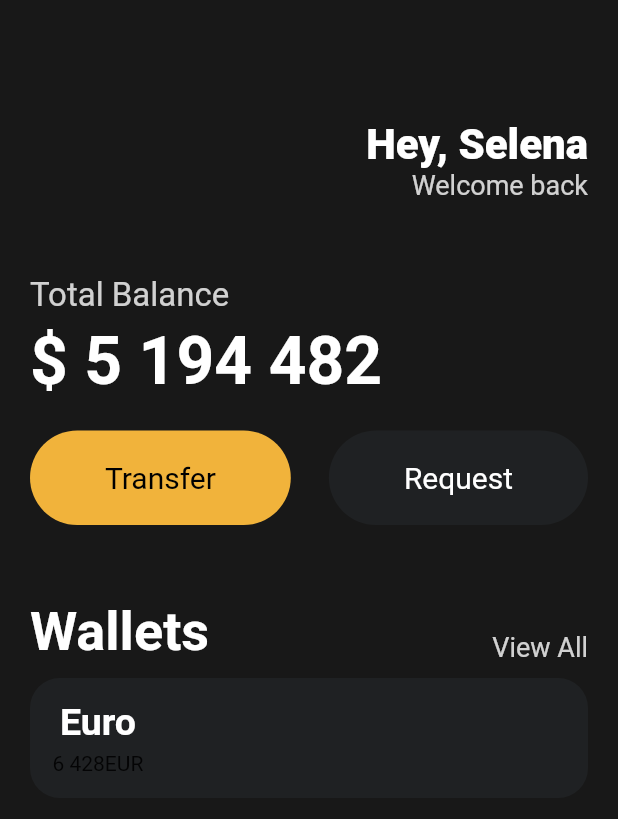
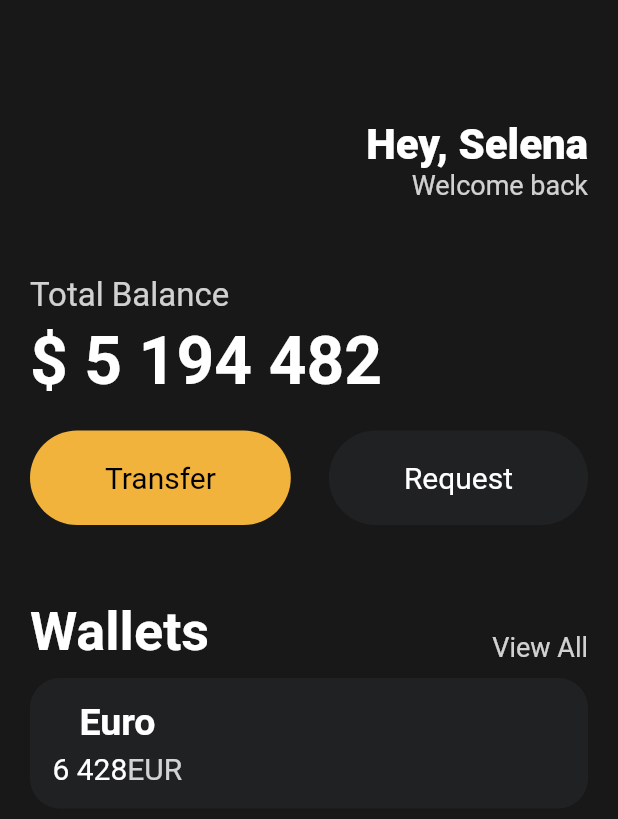
Before and after one commit to kimgeuntae/mobile_wallet, a Flutter app: the screen it shows after launch, on a phone screen of 412 x 824 dp. Shown: the top 819 px of the screen. Run offline on Flutter 3.47's test engine with Material 2 defaults, Android fonts, the light colour scheme and no system bars.

Commit message:
Add: 잔고 폰트 디자인

```diff
--- a/lib/main.dart
+++ b/lib/main.dart
@@ -144,9 +144,21 @@
                             height: 5,
                           ),
                           Row(
-                            children: const [
-                              Text('6 428'),
-                              Text('EUR'),
+                            children: [
+                              const Text(
+                                '6 428',
+                                style: TextStyle(
+                                  color: Colors.white,
+                                  fontSize: 20,
+                                ),
+                              ),
+                              Text(
+                                'EUR',
+                                style: TextStyle(
+                                  color: Colors.white.withOpacity(0.8),
+                                  fontSize: 20,
+                                ),
+                              ),
                             ],
                           ),
                         ],
```
